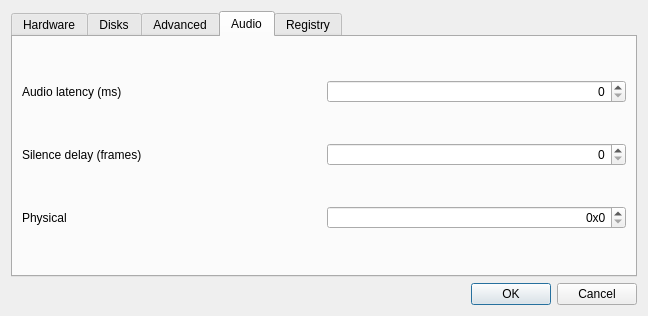
The window that source/frontends/qapple/preferences.ui (AppleWin/AppleWin) describes before a commit, drawn with Qt 5.
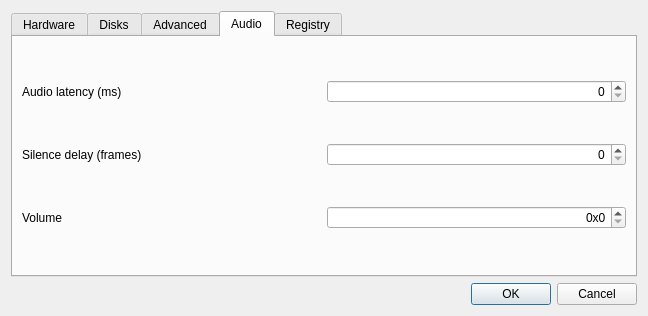
The same window after the commit. The open tabs and pages were chosen to show the change.

Commit message: Audio: rename physical -> volume. Fix issue with settings not being propagated.

Diff of the .ui file:
```diff
--- a/source/frontends/qapple/preferences.ui
+++ b/source/frontends/qapple/preferences.ui
@@ -427,7 +427,7 @@
        <item row="2" column="0">
         <widget class="QLabel" name="label_16">
          <property name="text">
-          <string>Physical</string>
+          <string>Volume</string>
          </property>
         </widget>
        </item>
```
Left out of the diff: 2 changed lines with no effect on the pictures. The commit also changes 5 other files.
